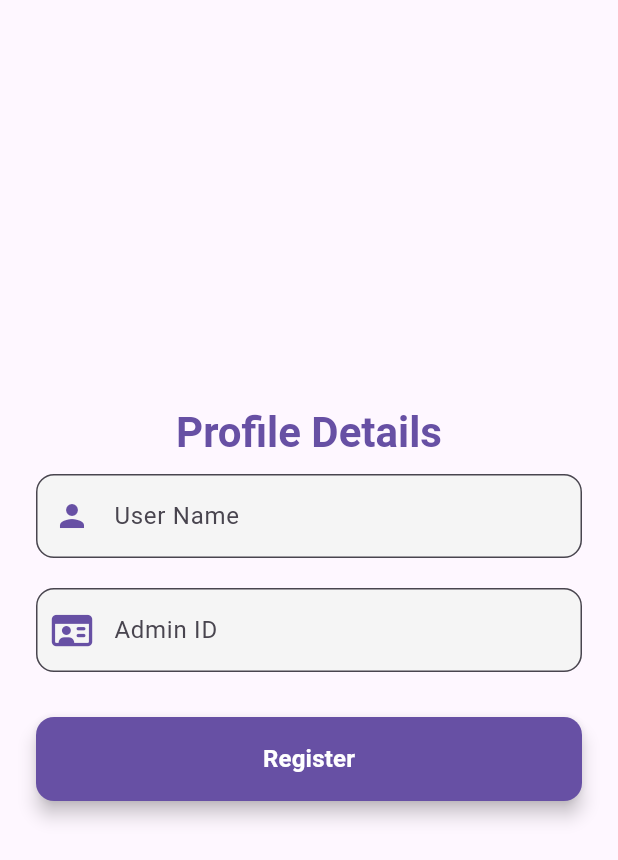
After one commit to RishilJani/Syncraft, a Flutter app: the RegistrationPage screen opened by its route, on a phone screen of 412 x 824 dp. The commit adds this screen. Shown: the top 860 px of the screen. Run offline on Flutter 3.47's test engine with Material 3 defaults, Android fonts, the light colour scheme and no system bars; our stand-ins replace fl_chart, font_awesome_flutter, get, percent_indicator; accounts and stored records are empty; network calls fail.

Commit message:
registration and signup completed

```diff
--- a/lib/registration/registration_controller.dart
+++ b/lib/registration/registration_controller.dart
@@ -11,12 +11,13 @@ class RegistrationController {
   bool rememberMe = false;
 
   String? adminID = '';
-  RegistrationController({this.username, this.email, this.password, this.adminID});
+  RegistrationController({this.username, this.email,this.selectedRole, this.password, this.adminID});
 
   Map<String,dynamic> toMap(){
     return {
       USER_NAME : username,
       USER_EMAIL : email,
+      USER_ROLE : selectedRole,
       USER_PASSWORD : password,
       ADMIN_ID : adminID
     };
--- a/lib/registration/registration_view.dart
+++ b/lib/registration/registration_view.dart
@@ -1,5 +1,3 @@
-import 'dart:js_interop';
-
 import 'package:syncraft/utils/import_export.dart';
 
 // enum UserRole { admin, projectManager, teamMember }
@@ -18,7 +16,7 @@ class _LoginRegisterPageState extends State<LoginRegisterPage> {
   @override
   void initState() {
     super.initState();
-    Get.put(registrationController);
+    registrationController.selectedRole = UserRole.values[0];
   }
 
   String heading = 'Welcome Back!';
@@ -41,8 +39,11 @@ class _LoginRegisterPageState extends State<LoginRegisterPage> {
         mapID = await apiHandler.getLoginData(mp);
       }
       else {
-        mp[USER_NAME] = registrationController.username;
-        mapID = await apiHandler.getSignUpData(mp);
+        if(registrationController.selectedRole == UserRole.admin){
+          Get.toNamed(RT_ADMIN_DASHBOARD);
+        }else{
+          Get.toNamed(RT_SIGNUP, arguments: mp);
+        }
       }
       if (mapID["id"] != null) {
         if (registrationController.selectedRole == UserRole.admin) {
@@ -201,28 +202,21 @@ class _LoginRegisterPageState extends State<LoginRegisterPage> {
                       return Expanded(
                         child: InkWell(
                           // Makes the whole area tappable
-                          onTap: () {
-                            setState(() {
-                              registrationController.selectedRole = role;
-                            });
-                          },
+                          onTap: () { setState(() { registrationController.selectedRole = role; });},
                           borderRadius: BorderRadius.circular(
                               8.0), // Optional: for tap feedback
                           child: Padding(
                             padding: const EdgeInsets.symmetric(
                                 horizontal: 4.0, vertical: 8.0),
                             child: Row(
-                              mainAxisSize: MainAxisSize
-                                  .min, // So the Row doesn't expand unnecessarily
+                              mainAxisSize: MainAxisSize.min, // So the Row doesn't expand unnecessarily
                               children: <Widget>[
                                 Radio<UserRole>(
                                   value: role,
-                                  groupValue:
-                                      registrationController.selectedRole,
+                                  groupValue: registrationController.selectedRole,
                                   onChanged: (UserRole? value) {
                                     setState(() {
-                                      registrationController.selectedRole =
-                                          value;
+                                      registrationController.selectedRole = value;
                                     });
                                   },
                                   activeColor: theme.primaryColor,
--- /dev/null
+++ b/lib/registration/sign_up.dart
@@ -0,0 +1,176 @@
+import '../utils/import_export.dart';
+
+class RegistrationPage extends StatefulWidget {
+  const RegistrationPage({super.key});
+
+  @override
+  State<RegistrationPage> createState() => _RegistrationPageState();
+}
+
+class _RegistrationPageState extends State<RegistrationPage> {
+  final _formKey = GlobalKey<FormState>();
+  var mp = Get.arguments;
+  late RegistrationController registrationController;
+
+  final double _formFieldSpacing = 20.0;
+  final double _sectionSpacing = 30.0;
+  @override
+  void initState() {
+    super.initState();
+    registrationController = RegistrationController(username: mp?[USER_EMAIL], password: mp?[USER_PASSWORD]);
+
+  }
+
+  Future<void> _submitRegistration() async {
+    if (_formKey.currentState!.validate()) {
+      // _formKey.currentState!.save();
+      APIHandler apiHandler = APIHandler();
+      mp[USER_NAME] = registrationController.username;
+      mp[ADMIN_ID] = registrationController.adminID;
+
+      Map<String,dynamic> mapID = await apiHandler.getSignUpData(mp);
+      if(mapID["id"] == null){
+        Get.back();
+      }
+      else{
+        if (mp[USER_ROLE] == "admin") {
+          Get.toNamed(RT_ADMIN_DASHBOARD, arguments: mapID);
+        }
+        else if (mp[USER_ROLE] == "manager") {
+          Get.toNamed(RT_MANAGER_DASHBOARD, arguments: mapID);
+        }
+        else {
+          Get.toNamed(RT_MEMBER_DASHBOARD, arguments: mapID);
+        }
+      }
+
+      ScaffoldMessenger.of(context).showSnackBar( SnackBar(
+          content: Text(
+              'Registration attempt for ${registrationController.username}...'),
+          duration: const Duration(seconds: 2),
+        ),);
+    } else {
+      ScaffoldMessenger.of(context).showSnackBar(
+        const SnackBar(
+          content: Text('Please correct the errors in the form.'),
+          backgroundColor: Colors.redAccent,
+        ),
+      );
+    }
+  }
+
+  @override
+  Widget build(BuildContext context) {
+    final theme = Theme.of(context);
+    final textTheme = theme.textTheme;
+
+    return Scaffold(
+      body: SafeArea(
+        child: Center(
+          child: SingleChildScrollView(
+            padding:
+                const EdgeInsets.symmetric(horizontal: 24.0, vertical: 32.0),
+            child: Form(
+              key: _formKey,
+              child: Column(
+                mainAxisAlignment: MainAxisAlignment.center,
+                crossAxisAlignment: CrossAxisAlignment.stretch,
+                children: <Widget>[
+                  // App Logo (Optional, but professional)
+                  // FlutterLogo(size: 80, style: FlutterLogoStyle.markOnly),
+                  // SizedBox(height: _sectionSpacing * 1.5),
+
+                  Text(
+                    "Profile Details",
+                    textAlign: TextAlign.center,
+                    style: textTheme.headlineMedium?.copyWith(
+                      fontWeight: FontWeight.bold,
+                      color: theme.colorScheme.primary,
+                    ),
+                  ),
+                  SizedBox(height: _formFieldSpacing / 2),
+
+                  // username
+                  TextFormField(
+                    decoration: InputDecoration(
+                      labelText: 'User Name',
+                      hintText: 'harsh parmar',
+                      prefixIcon: Icon(Icons.person, color: theme.primaryColor),
+                      border: OutlineInputBorder(
+                        borderRadius: BorderRadius.circular(12.0),
+                      ),
+                      filled: true,
+                      fillColor: Colors.grey[100],
+                    ),
+                    style: textTheme.bodyLarge,
+                    keyboardType: TextInputType.name,
+                    validator: (value) {
+                      if (value == null || value.isEmpty) {
+                        return 'User name is required.';
+                      }
+                      return null;
+                    },
+                    onChanged: (value) => registrationController.username = value,
+                  ),
+                  SizedBox(height: _formFieldSpacing),
+
+                  TextFormField(
+                    decoration: InputDecoration(
+                      labelText: 'Admin ID',
+                      hintText: "Enter your admins id",
+                      prefixIcon: Icon(FontAwesomeIcons.idCard,
+                          color: theme.primaryColor),
+                      border: OutlineInputBorder(
+                        borderRadius: BorderRadius.circular(12.0),
+                      ),
+                      filled: true,
+                      fillColor: Colors.grey[100],
+                    ),
+                    style: textTheme.bodyLarge,
+                    validator: (value) {
+                      if (value == null || value.isEmpty) {
+                        return 'admin ID is required.';
+                      }
+                      return null;
+                    },
+                    keyboardType: TextInputType.number,
+                    onChanged: (value) =>  registrationController.adminID = value,
+                    textInputAction: TextInputAction.done,
+                  ),
+                  SizedBox(height: _sectionSpacing),
+
+                  // Submit Button
+                  ElevatedButton(
+                    onPressed: _submitRegistration,
+                    style: ElevatedButton.styleFrom(
+                      backgroundColor:
+                          theme.primaryColor, // Background color of the button
+                      foregroundColor: theme
+                          .colorScheme.onPrimary, // <<< THIS IS THE TEXT COLOR
+                      padding: const EdgeInsets.symmetric(
+                          vertical: 16.0,
+                          horizontal: 32.0), // Added horizontal padding
+                      textStyle: textTheme.titleMedium?.copyWith(
+                        // color: theme.colorScheme.onPrimary, // We set foregroundColor directly, so this can be removed or kept for font weight/size
+                        fontWeight: FontWeight.bold,
+                        fontSize: 16, // You can adjust font size here if needed
+                      ),
+                      shape: RoundedRectangleBorder(
+                        borderRadius: BorderRadius.circular(12.0),
+                      ),
+                      elevation: 5,
+                      minimumSize: const Size(double.infinity,
+                          50), // Ensure button takes full width and has a good height
+                    ),
+                    child: const Text('Register'), // Or "Register"
+                  ),
+                  SizedBox(height: _formFieldSpacing),
+                ],
+              ),
+            ),
+          ),
+        ),
+      ),
+    );
+  }
+}
--- a/lib/utils/import_export.dart
+++ b/lib/utils/import_export.dart
@@ -2,7 +2,6 @@ export 'package:flutter/material.dart';
 export 'package:flutter/cupertino.dart' hide RefreshCallback;
 export 'package:get/get.dart';
 export 'dart:convert';
-
 export 'package:uuid/uuid.dart';
 
 export 'package:syncraft/utils/string_constants.dart';
@@ -10,6 +9,7 @@ export 'package:syncraft/utils/string_constants.dart';
 export 'package:syncraft/registration/registration_model.dart';
 export 'package:syncraft/registration/registration_controller.dart';
 export 'package:syncraft/registration/registration_view.dart';
+export 'package:syncraft/registration/sign_up.dart';
 export 'package:syncraft/registration/login_middleware.dart';
 
 export 'package:syncraft/temp.dart';
@@ -29,13 +29,18 @@ export 'package:syncraft/admin/teams/team_model.dart';
 export 'package:syncraft/manager/manager_controller.dart';
 export 'package:syncraft/manager/manager_model.dart';
 export 'package:syncraft/manager/manager_view.dart';
+export 'package:syncraft/manager/task_comment_page.dart';
 
+export 'package:syncraft/member/dashboard/dashboard_view.dart';
 export 'package:syncraft/member/dashboard/team_member.dart';
 export 'package:syncraft/member/dashboard/member_project.dart';
 export 'package:syncraft/member/dashboard/member_task.dart';
+export 'package:syncraft/member/dashboard/dashboard_controller.dart';
+
 export 'package:get/get_state_manager/src/simple/get_controllers.dart';
 export 'package:syncraft/member/dashboard/member_model.dart';
 
 export 'package:percent_indicator/circular_percent_indicator.dart';
 export 'package:font_awesome_flutter/font_awesome_flutter.dart';
 export 'package:url_launcher/url_launcher.dart';
+export 'package:syncraft/utils/api_handler.dart';
--- a/lib/utils/string_constants.dart
+++ b/lib/utils/string_constants.dart
@@ -22,6 +22,7 @@ const String USER_NAME = 'username';
 const String USER_EMAIL = 'email';
 const String USER_PASSWORD = 'password';
 const String USER_ROLE = 'role';
+const String ADMIN_ID = 'admin_id';
 // endregion
 
 // region Button
```
